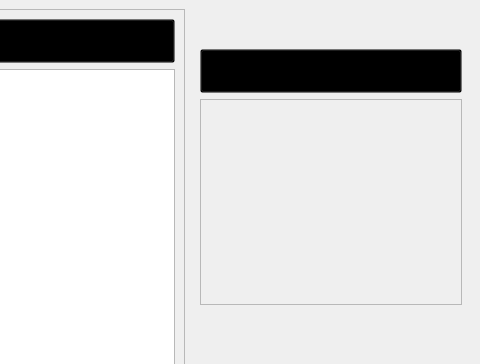
First picture: the form in mainwindow.ui, repository zeki2333/papercutting-simulation, before the edit; both pictures show x 509 to 989 and y 0 to 364 of the 989 by 696 pixel window.
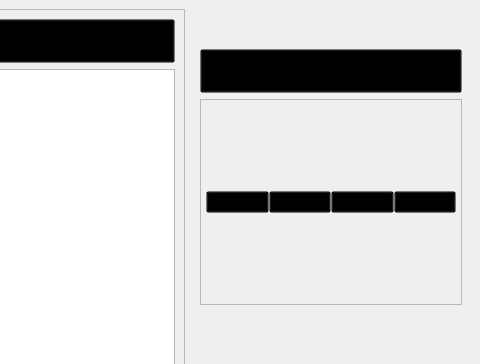
Second picture: the form after the edit. Icons and pictures are not drawn.

Commit message: screenshot and remove scrollbar

The edit to the form file:
```diff
--- a/mainwindow.ui
+++ b/mainwindow.ui
@@ -509,43 +509,101 @@
           <enum>QFrame::Raised</enum>
          </property>
          <layout class="QGridLayout" name="gridLayout">
+          <property name="leftMargin">
+           <number>5</number>
+          </property>
+          <property name="topMargin">
+           <number>5</number>
+          </property>
+          <property name="rightMargin">
+           <number>5</number>
+          </property>
+          <property name="bottomMargin">
+           <number>5</number>
+          </property>
+          <property name="horizontalSpacing">
+           <number>0</number>
+          </property>
+          <property name="verticalSpacing">
+           <number>5</number>
+          </property>
           <item row="0" column="2">
-           <widget class="QLabel" name="label_4">
+           <widget class="QPushButton" name="moonBtn">
             <property name="styleSheet">
-             <string notr="true">QLabel{image:url(:/icon/E:/ENTERTAIN/Picture/icon/3.png)}</string>
+             <string notr="true">background:transparent;</string>
             </property>
             <property name="text">
              <string/>
             </property>
-           </widget>
-          </item>
-          <item row="0" column="0">
-           <widget class="QLabel" name="label_2">
-            <property name="styleSheet">
-             <string notr="true">QLabel{image:url(:/icon/E:/ENTERTAIN/Picture/icon/round.png)}</string>
+            <property name="icon">
+             <iconset resource="icon.qrc">
+              <normaloff>:/icon/E:/ENTERTAIN/Picture/icon/moon.png</normaloff>:/icon/E:/ENTERTAIN/Picture/icon/moon.png</iconset>
             </property>
-            <property name="text">
-             <string/>
+            <property name="iconSize">
+             <size>
+              <width>60</width>
+              <height>60</height>
+             </size>
             </property>
            </widget>
           </item>
           <item row="0" column="1">
-           <widget class="QLabel" name="label_3">
+           <widget class="QPushButton" name="roundHoleBtn">
             <property name="styleSheet">
-             <string notr="true">QLabel{image:url(:/icon/E:/ENTERTAIN/Picture/icon/moon.png)}</string>
+             <string notr="true">QPushButton{background:transparent;}</string>
             </property>
             <property name="text">
              <string/>
             </property>
+            <property name="icon">
+             <iconset resource="icon.qrc">
+              <normaloff>:/icon/E:/ENTERTAIN/Picture/icon/round.png</normaloff>:/icon/E:/ENTERTAIN/Picture/icon/round.png</iconset>
+            </property>
+            <property name="iconSize">
+             <size>
+              <width>60</width>
+              <height>60</height>
+             </size>
+            </property>
            </widget>
           </item>
           <item row="0" column="3">
-           <widget class="QLabel" name="label_5">
+           <widget class="QPushButton" name="commaBtn">
             <property name="styleSheet">
-             <string notr="true">QLabel{image:url(:/icon/E:/ENTERTAIN/Picture/icon/4.png)}</string>
+             <string notr="true">background:transparent;</string>
             </property>
             <property name="text">
              <string/>
+            </property>
+            <property name="icon">
+             <iconset resource="icon.qrc">
+              <normaloff>:/icon/E:/ENTERTAIN/Picture/icon/3.png</normaloff>:/icon/E:/ENTERTAIN/Picture/icon/3.png</iconset>
+            </property>
+            <property name="iconSize">
+             <size>
+              <width>60</width>
+              <height>60</height>
+             </size>
+            </property>
+           </widget>
+          </item>
+          <item row="0" column="4">
+           <widget class="QPushButton" name="willowBtn">
+            <property name="styleSheet">
+             <string notr="true">background:transparent;</string>
+            </property>
+            <property name="text">
+             <string/>
+            </property>
+            <property name="icon">
+             <iconset resource="icon.qrc">
+              <normaloff>:/icon/E:/ENTERTAIN/Picture/icon/4.png</normaloff>:/icon/E:/ENTERTAIN/Picture/icon/4.png</iconset>
+            </property>
+            <property name="iconSize">
+             <size>
+              <width>60</width>
+              <height>60</height>
+             </size>
             </property>
            </widget>
           </item>
```
The commit also changes 2 other files.
